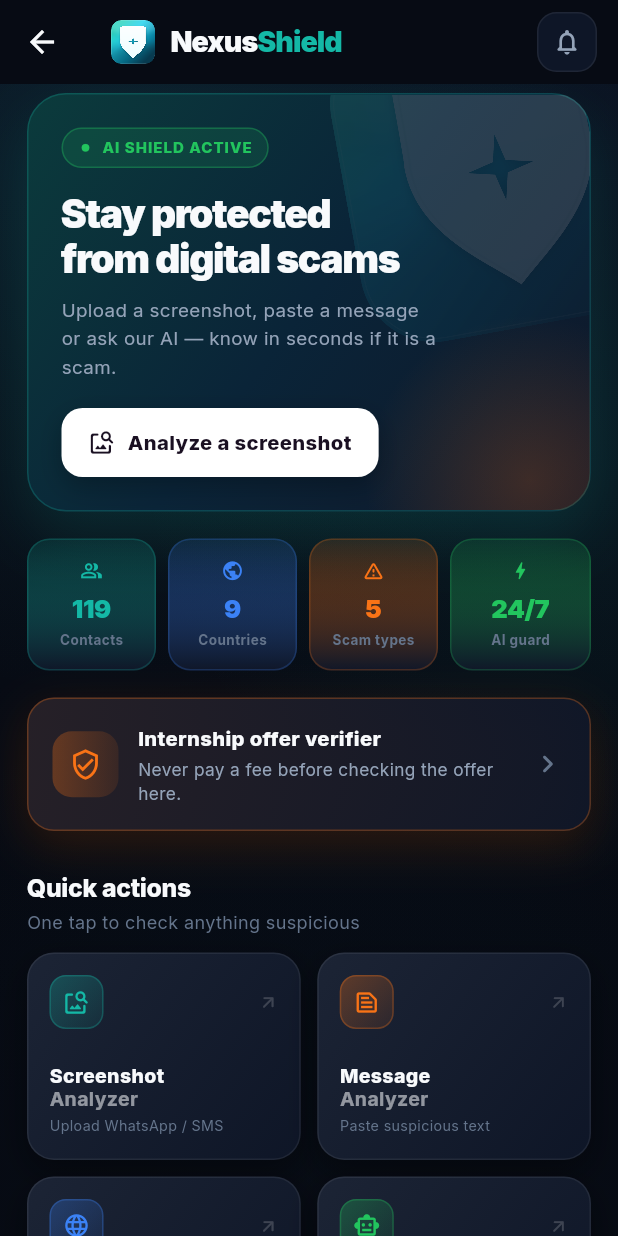
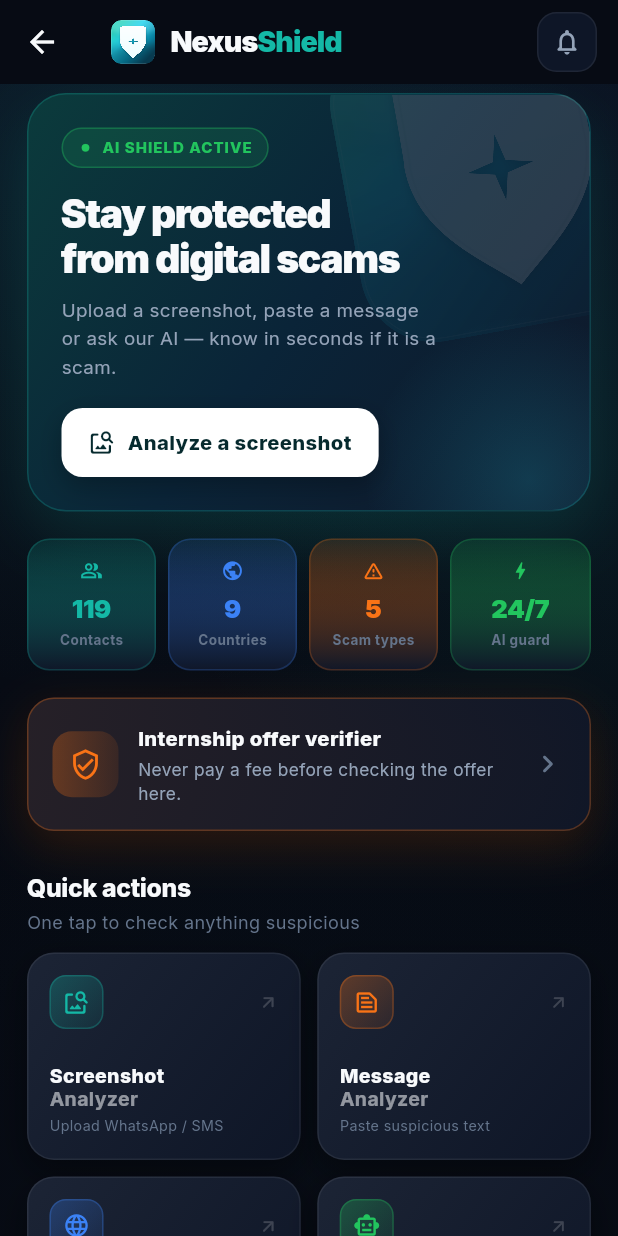
Before and after one commit to abinivesh-m/Nexus-Shield, a Flutter app: the HomeScreen screen opened directly, on a phone screen of 412 x 824 dp. Run offline on Flutter 3.47's test engine with Material 3 defaults, Android fonts, the phone set to English and light mode, and no system bars; drawn by our look-alikes of flutter_animate; our stand-ins replace fl_chart, flutter_map, google_fonts, image_picker, latlong2, local_auth and 3 more; accounts and stored records are empty; network calls fail.

```diff
--- a/lib/screens/home_screen.dart
+++ b/lib/screens/home_screen.dart
@@ -224,8 +224,8 @@
               decoration: BoxDecoration(
                 shape: BoxShape.circle,
                 gradient: RadialGradient(colors: [
-                  AppColors.orange.withValues(alpha: 0.20),
-                  AppColors.orange.withValues(alpha: 0),
+                  AppColors.cyan.withValues(alpha: 0.18),
+                  AppColors.cyan.withValues(alpha: 0),
                 ]),
               ),
             ),
@@ -288,12 +288,12 @@
                       mainAxisSize: MainAxisSize.min,
                       children: [
                         const Icon(Icons.image_search_rounded,
-                            size: 18, color: Color(0xFF1A1022)),
+                            size: 18, color: Color(0xFF062A2E)),
                         const SizedBox(width: 8),
                         Text(
                           'Analyze a screenshot',
                           style: GoogleFonts.inter(
-                            color: const Color(0xFF1A1022),
+                            color: const Color(0xFF062A2E),
                             fontWeight: FontWeight.w800,
                             fontSize: 13.5,
                           ),
```
Also changed, not shown: 1 other file.
